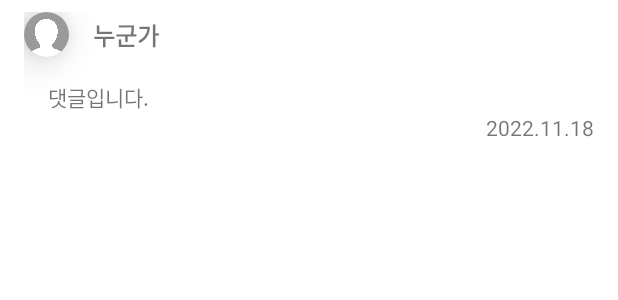
After one commit to SSAFY-8th-BuyTogether/GongGuruda, an Android app: the layout item_comment.xml on its own in the app's theme, with its tools: preview values and no code run, on a phone screen of 412 x 824 dp. The commit adds this screen. Shown: the top 300 px of the screen. Run offline under Robolectric (Android 15) with nearby library versions, the phone set to English and light mode, and no system bars.

Commit message:
[FEATURE] Comment 기능 -Done - Comment 기능 완료 - Board 리팩토링

```diff
--- /dev/null
+++ b/app/src/main/res/layout/item_comment.xml
@@ -0,0 +1,65 @@
+<?xml version="1.0" encoding="utf-8"?>
+<androidx.constraintlayout.widget.ConstraintLayout
+    android:id="@+id/cl_comment_layout"
+    android:layout_width="match_parent"
+    android:layout_height="wrap_content"
+    android:layout_marginStart="16dp"
+    android:layout_marginEnd="16dp"
+    android:layout_marginTop="8dp"
+    android:layout_marginBottom="8dp"
+    xmlns:android="http://schemas.android.com/apk/res/android"
+
+    xmlns:app="http://schemas.android.com/apk/res-auto"
+    xmlns:tools="http://schemas.android.com/tools">
+
+    <androidx.cardview.widget.CardView
+        android:id="@+id/cv_comment_profile"
+        android:layout_width="30dp"
+        android:layout_height="30dp"
+        app:cardCornerRadius="160dp"
+        app:cardElevation="16dp"
+        app:layout_constraintStart_toStartOf="parent"
+        app:layout_constraintTop_toTopOf="parent">
+
+        <ImageView
+            android:id="@+id/iv_writer_profile"
+            android:layout_width="match_parent"
+            android:layout_height="match_parent"
+            android:scaleType="centerCrop"
+            android:src="@drawable/img_profile_default" />
+
+    </androidx.cardview.widget.CardView>
+
+    <TextView
+        android:id="@+id/tv_comment_writer"
+        android:layout_width="wrap_content"
+        android:layout_height="wrap_content"
+        tools:text="누군가"
+        android:textSize="16sp"
+        android:textStyle="bold"
+        android:layout_marginStart="16dp"
+        app:layout_constraintStart_toEndOf="@id/cv_comment_profile"
+        app:layout_constraintTop_toTopOf="@id/cv_comment_profile"
+        app:layout_constraintBottom_toBottomOf="@id/cv_comment_profile"
+        />
+    <TextView
+        android:id="@+id/tv_comment_content"
+        android:layout_width="match_parent"
+        android:layout_height="wrap_content"
+        tools:text="댓글입니다."
+        android:paddingTop="16dp"
+        android:paddingStart="16dp"
+        android:paddingEnd="10dp"
+        app:layout_constraintTop_toBottomOf="@id/cv_comment_profile"
+        app:layout_constraintStart_toStartOf="parent"
+        />
+    <TextView
+        android:id="@+id/tv_comment_time"
+        android:layout_width="match_parent"
+        android:layout_height="wrap_content"
+        tools:text="2022.11.18"
+        android:gravity="end"
+        app:layout_constraintTop_toBottomOf="@id/tv_comment_content"
+        app:layout_constraintEnd_toEndOf="parent"/>
+
+</androidx.constraintlayout.widget.ConstraintLayout>
```
Also changed, not shown: app/src/main/java/com/buy/together/data/dto/CommentDto.kt (added, +32 -0 lines), app/src/main/java/com/buy/together/ui/adapter/CommentAdapter.kt (added, +45 -0 lines), app/src/main/java/com/buy/together/ui/base/BaseBottomSheetDialogFragment.kt (added, +83 -0 lines), app/src/main/java/com/buy/together/ui/view/board/eachboard/CommentFragment.kt (added, +123 -0 lines), app/src/main/res/layout/fragment_comment.xml (added, +80 -0 lines), app/src/main/res/values/strings.xml (line endings or trailing spaces).
